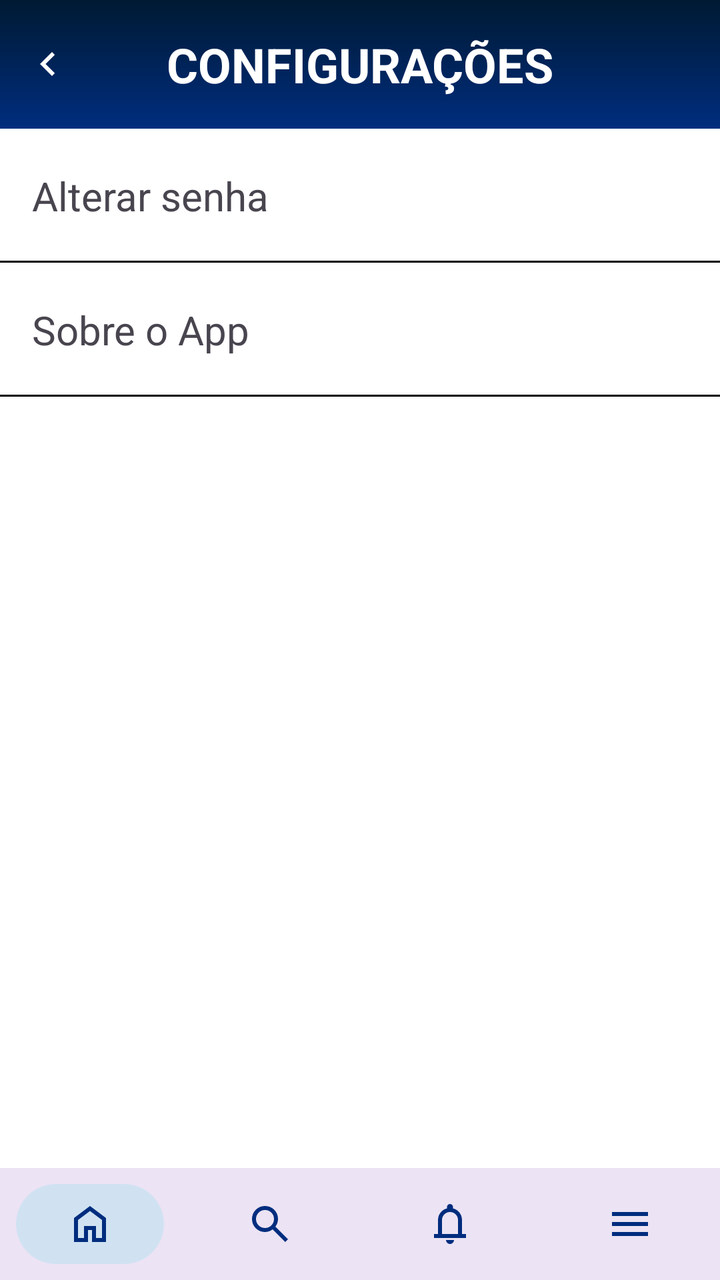
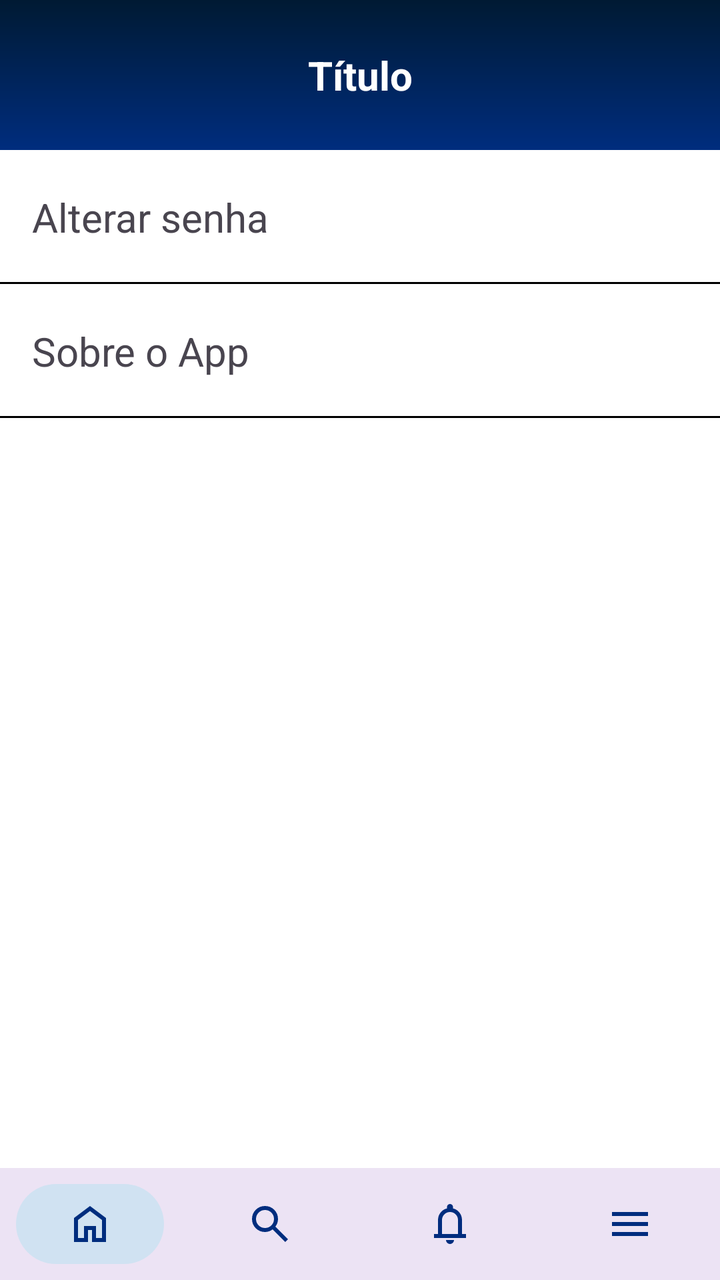

Compare the two renders of this Android layout. The source of the first and the diff that turns it into the second are given below.
<!-- AndroidManifest.xml: application theme Theme.Bibliotecaapp -->
<!-- res/layout/tela_configuracoes.xml -->
<?xml version="1.0" encoding="utf-8"?>
<LinearLayout
    xmlns:android="http://schemas.android.com/apk/res/android"
    xmlns:app="http://schemas.android.com/apk/res-auto"
    android:layout_width="match_parent"
    android:layout_height="match_parent"
    android:orientation="vertical"
    android:background="#FFFFFF">

    
    <LinearLayout
        android:layout_width="match_parent"
        android:layout_height="0dp"
        android:layout_weight="1"
        android:orientation="vertical">

        
        <RelativeLayout
            android:layout_width="match_parent"
            android:layout_height="wrap_content"
            android:background="@drawable/background_header">

            <ImageView
                android:id="@+id/btnVoltar"
                android:layout_width="24dp"
                android:layout_height="24dp"
                android:layout_centerVertical="true"
                android:layout_marginStart="12dp"
                android:src="@drawable/ic_leftarrow"
                app:tint="#FFFFFF"/>

            
            <TextView
                android:id="@+id/txtTitulo"
                android:layout_width="match_parent"
                android:layout_height="wrap_content"
                android:layout_centerVertical="true"
                android:gravity="center"
                android:padding="16dp"
                android:text="CONFIGURAÇÕES"
                android:textColor="#FFFFFF"
                android:textSize="24sp"
                android:textStyle="bold" />
        </RelativeLayout>

        
        <LinearLayout
            android:layout_width="match_parent"
            android:layout_height="wrap_content"
            android:orientation="vertical">

            <TextView
                android:id="@+id/btnAlterarSenha"
                style="@style/MenuItem"
                android:text="Alterar senha" />

            <TextView
                android:id="@+id/btnSobreOApp"
                style="@style/MenuItem"
                android:text="Sobre o App"/>

        </LinearLayout>

    </LinearLayout>

    <include layout="@layout/navbar_layout"/>

</LinearLayout>
<!-- res/layout/navbar_layout.xml (included above) -->
<?xml version="1.0" encoding="utf-8"?>
<com.google.android.material.bottomnavigation.BottomNavigationView
    xmlns:android="http://schemas.android.com/apk/res/android"
    xmlns:app="http://schemas.android.com/apk/res-auto"

    android:id="@+id/bottomNav"
    style="@style/NavBar"
    android:layout_width="match_parent"
    android:layout_height="wrap_content"

    app:menu="@menu/bottom_menu"/>
<!-- resources referenced by this layout -->
<resources>
  <!-- drawable background_header (drawable) -->
  <?xml version="1.0" encoding="utf-8"?>
  <shape xmlns:android="http://schemas.android.com/apk/res/android">
  
      <gradient
          android:type="linear"
          android:angle="270"
          android:startColor="#001A33"
          android:endColor="#002D7E" />
  
      <corners android:radius="0dp" />
  
  </shape>
  <!-- drawable ic_leftarrow (drawable) -->
  <vector xmlns:android="http://schemas.android.com/apk/res/android"
      android:width="24dp"
      android:height="24dp"
      android:viewportWidth="960"
      android:viewportHeight="960">
    <path
        android:pathData="M560,720 L320,480l240,-240 56,56 -184,184 184,184 -56,56Z"
        android:fillColor="#FFFFFF"/>
  </vector>
  <style name="MenuItem">
          <item name="android:layout_width">match_parent</item>
          <item name="android:layout_height">wrap_content</item>
  
          
          <item name="android:paddingVertical">20dp</item>
          <item name="android:paddingHorizontal">16dp</item>
  
          
          <item name="android:textSize">20sp</item>
  
          <item name="android:background">@drawable/item_menu_background</item>
      </style>
  <style name="NavBar" parent="Widget.MaterialComponents.BottomNavigationView">
          <item name="itemBackground">@drawable/nav_item_background</item>
          <item name="itemRippleColor">@android:color/transparent</item>
          <item name="itemIconTint">#002D7E</item>
          <item name="itemTextColor">@null</item>
          <item name="labelVisibilityMode">unlabeled</item>
      </style>
  <style name="Theme.Bibliotecaapp" parent="Base.Theme.Bibliotecaapp" />
  <!-- drawable item_menu_background (drawable) -->
  <?xml version="1.0" encoding="utf-8"?>
  <layer-list xmlns:android="http://schemas.android.com/apk/res/android">
  
      
      <item>
          <shape android:shape="rectangle">
              <solid android:color="#FFFFFF"/>
          </shape>
      </item>
  
      
      <item android:gravity="bottom">
          <shape android:shape="rectangle">
              <size android:height="1dp"/>
              <solid android:color="#000000"/>
          </shape>
      </item>
  
  </layer-list>
  <!-- drawable nav_item_background (drawable) -->
  <?xml version="1.0" encoding="utf-8"?>
  <selector xmlns:android="http://schemas.android.com/apk/res/android">
  
      
      <item android:state_checked="true">
          <inset
              android:insetLeft="8dp"
              android:insetRight="8dp"
              android:insetTop="8dp"
              android:insetBottom="8dp">
  
              <shape android:shape="rectangle">
                  <solid android:color="#D0E2F2"/>
                  <corners android:radius="100dp"/>
              </shape>
  
          </inset>
      </item>
  
      
      <item>
          <color android:color="@android:color/transparent"/>
      </item>
  
  </selector>
  <style name="Base.Theme.Bibliotecaapp" parent="Theme.Material3.DayNight.NoActionBar">
          
          
      </style>
</resources>

<!-- the commit's change to res/layout/tela_configuracoes.xml (unified diff, before → after) -->
@@ -15,33 +15,9 @@
         android:orientation="vertical">
 
         
-        <RelativeLayout
-            android:layout_width="match_parent"
-            android:layout_height="wrap_content"
-            android:background="@drawable/background_header">
-
-            <ImageView
-                android:id="@+id/btnVoltar"
-                android:layout_width="24dp"
-                android:layout_height="24dp"
-                android:layout_centerVertical="true"
-                android:layout_marginStart="12dp"
-                android:src="@drawable/ic_leftarrow"
-                app:tint="#FFFFFF"/>
-
-            
-            <TextView
-                android:id="@+id/txtTitulo"
-                android:layout_width="match_parent"
-                android:layout_height="wrap_content"
-                android:layout_centerVertical="true"
-                android:gravity="center"
-                android:padding="16dp"
-                android:text="CONFIGURAÇÕES"
-                android:textColor="#FFFFFF"
-                android:textSize="24sp"
-                android:textStyle="bold" />
-        </RelativeLayout>
+        <include
+            android:id="@+id/header"
+            layout="@layout/header_layout"/>
 
         
         <LinearLayout
@@ -66,6 +42,46 @@
     <include layout="@layout/navbar_layout"/>
 
 </LinearLayout>
+<!-- res/layout/header_layout.xml (included above) -->
+<androidx.constraintlayout.widget.ConstraintLayout
+    xmlns:android="http://schemas.android.com/apk/res/android"
+    xmlns:app="http://schemas.android.com/apk/res-auto"
+    android:layout_width="match_parent"
+    android:layout_height="wrap_content"
+    android:background="@drawable/background_header"
+    android:paddingTop="24dp"
+    android:paddingBottom="24dp">
+
+    
+    <ImageView
+        android:id="@+id/btnBack"
+        android:layout_width="24dp"
+        android:layout_height="24dp"
+        android:layout_marginStart="16dp"
+        android:src="@drawable/ic_leftarrow"
+        app:tint="#FFFFFF"
+        android:visibility="gone"
+        app:layout_constraintStart_toStartOf="parent"
+        app:layout_constraintTop_toTopOf="parent"
+        app:layout_constraintBottom_toBottomOf="parent"/>
+
+    
+    <TextView
+        android:id="@+id/txtTitulo"
+        android:layout_width="0dp"
+        android:layout_height="wrap_content"
+        android:text="Título"
+        android:textColor="#FFFFFF"
+        android:textSize="20sp"
+        android:textStyle="bold"
+        android:gravity="center"
+
+        app:layout_constraintStart_toStartOf="parent"
+        app:layout_constraintEnd_toEndOf="parent"
+        app:layout_constraintTop_toTopOf="parent"
+        app:layout_constraintBottom_toBottomOf="parent"/>
+
+</androidx.constraintlayout.widget.ConstraintLayout>
 <!-- res/layout/navbar_layout.xml (included above) -->
 <?xml version="1.0" encoding="utf-8"?>
 <com.google.android.material.bottomnavigation.BottomNavigationView
